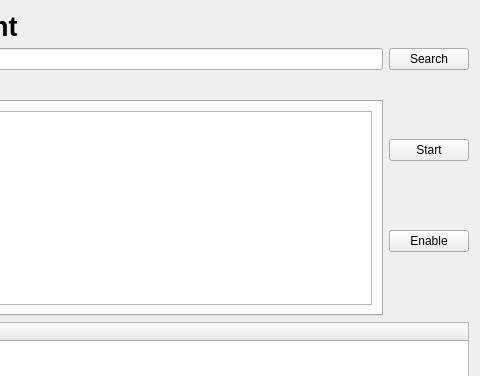
Before: the Qt Designer form archcentral/ui/designer/servicemanager.ui in szabatoro/archcentral-thesis, drawn with Qt 5; both pictures show x 382 to 862 and y 0 to 376 of the 862 by 552 pixel window.
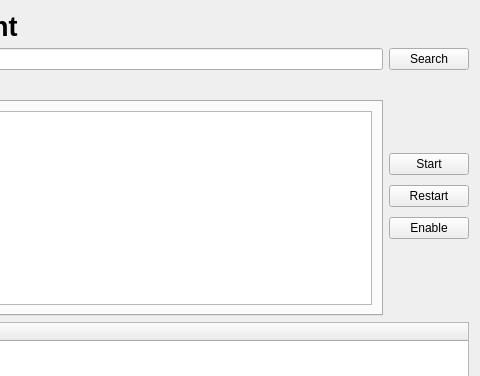
After: the same form once the commit is applied.

Commit message: added restart button to service manager and minor changes

What changed in the file:
```diff
--- a/archcentral/ui/designer/servicemanager.ui
+++ b/archcentral/ui/designer/servicemanager.ui
@@ -127,6 +127,22 @@
      </item>
      <item>
       <layout class="QVBoxLayout" name="verticalLayout_2">
+       <property name="spacing">
+        <number>10</number>
+       </property>
+       <item>
+        <spacer name="verticalSpacer_2">
+         <property name="orientation">
+          <enum>Qt::Orientation::Vertical</enum>
+         </property>
+         <property name="sizeHint" stdset="0">
+          <size>
+           <width>20</width>
+           <height>40</height>
+          </size>
+         </property>
+        </spacer>
+       </item>
        <item>
         <widget class="QPushButton" name="start_stop_button">
          <property name="text">
@@ -134,6 +150,13 @@
          </property>
         </widget>
        </item>
+       <item>
+        <widget class="QPushButton" name="restart_button">
+         <property name="text">
+          <string>Restart</string>
+         </property>
+        </widget>
+       </item>
        <item>
         <widget class="QPushButton" name="enable_disable_button">
          <property name="text">
@@ -141,6 +164,19 @@
          </property>
         </widget>
        </item>
+       <item>
+        <spacer name="verticalSpacer">
+         <property name="orientation">
+          <enum>Qt::Orientation::Vertical</enum>
+         </property>
+         <property name="sizeHint" stdset="0">
+          <size>
+           <width>20</width>
+           <height>40</height>
+          </size>
+         </property>
+        </spacer>
+       </item>
       </layout>
      </item>
     </layout>
```
Left out of the diff: 8 changed lines with no effect on the pictures. The commit also changes 1 other file.
